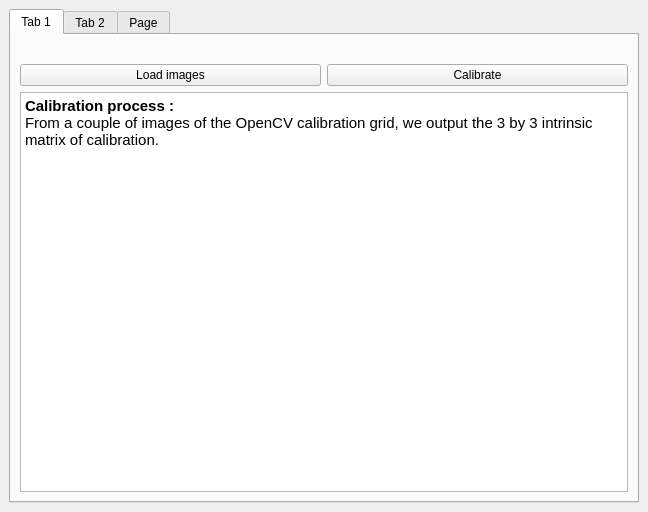
Old version of the form src/TextureReconstructionQt.ui in the repository AlexMorgand/TextureReconstruction.
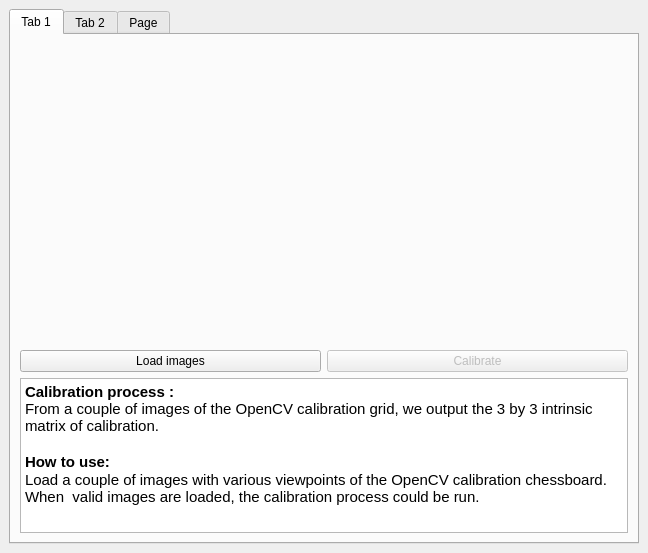
New version of the form. Icons and pictures are not drawn.

Commit message: TextureReconstruction:     Add the calibration process.

The edit to the form file:
```diff
--- a/src/TextureReconstructionQt.ui
+++ b/src/TextureReconstructionQt.ui
@@ -7,7 +7,7 @@
     <x>0</x>
     <y>0</y>
     <width>648</width>
-    <height>512</height>
+    <height>553</height>
    </rect>
   </property>
   <property name="windowTitle">
@@ -47,6 +47,12 @@
               <verstretch>0</verstretch>
              </sizepolicy>
             </property>
+            <property name="minimumSize">
+             <size>
+              <width>300</width>
+              <height>300</height>
+             </size>
+            </property>
             <property name="maximumSize">
              <size>
               <width>300</width>
@@ -75,6 +81,12 @@
               <verstretch>0</verstretch>
              </sizepolicy>
             </property>
+            <property name="minimumSize">
+             <size>
+              <width>300</width>
+              <height>300</height>
+             </size>
+            </property>
             <property name="maximumSize">
              <size>
               <width>300</width>
@@ -105,6 +117,9 @@
           </item>
           <item>
            <widget class="QPushButton" name="calibrateButton">
+            <property name="enabled">
+             <bool>false</bool>
+            </property>
             <property name="text">
              <string>Calibrate</string>
             </property>
@@ -119,7 +134,10 @@
 &lt;html&gt;&lt;head&gt;&lt;meta name=&quot;qrichtext&quot; content=&quot;1&quot; /&gt;&lt;style type=&quot;text/css&quot;&gt;
 p, li { white-space: pre-wrap; }
 &lt;/style&gt;&lt;/head&gt;&lt;body style=&quot; font-family:'Ubuntu'; font-size:11pt; font-weight:400; font-style:normal;&quot;&gt;
-&lt;p style=&quot; margin-top:0px; margin-bottom:0px; margin-left:0px; margin-right:0px; -qt-block-indent:0; text-indent:0px;&quot;&gt;&lt;span style=&quot; font-weight:600;&quot;&gt;Calibration process :&lt;/span&gt;&lt;br /&gt;From a couple of images of the OpenCV calibration grid, we output the 3 by 3 intrinsic matrix of calibration.&lt;/p&gt;&lt;/body&gt;&lt;/html&gt;</string>
+&lt;p style=&quot; margin-top:0px; margin-bottom:0px; margin-left:0px; margin-right:0px; -qt-block-indent:0; text-indent:0px;&quot;&gt;&lt;span style=&quot; font-weight:600;&quot;&gt;Calibration process :&lt;/span&gt;&lt;br /&gt;From a couple of images of the OpenCV calibration grid, we output the 3 by 3 intrinsic matrix of calibration.&lt;/p&gt;
+&lt;p style=&quot;-qt-paragraph-type:empty; margin-top:0px; margin-bottom:0px; margin-left:0px; margin-right:0px; -qt-block-indent:0; text-indent:0px;&quot;&gt;&lt;br /&gt;&lt;/p&gt;
+&lt;p style=&quot; margin-top:0px; margin-bottom:0px; margin-left:0px; margin-right:0px; -qt-block-indent:0; text-indent:0px;&quot;&gt;&lt;span style=&quot; font-weight:600;&quot;&gt;How to use:&lt;/span&gt;&lt;/p&gt;
+&lt;p style=&quot; margin-top:0px; margin-bottom:0px; margin-left:0px; margin-right:0px; -qt-block-indent:0; text-indent:0px;&quot;&gt;Load a couple of images with various viewpoints of the OpenCV calibration chessboard. When  valid images are loaded, the calibration process could be run.&lt;/p&gt;&lt;/body&gt;&lt;/html&gt;</string>
           </property>
          </widget>
         </item>
```
Left out of the diff: 8 changed lines with no effect on the pictures. The commit also changes 2 other files.
